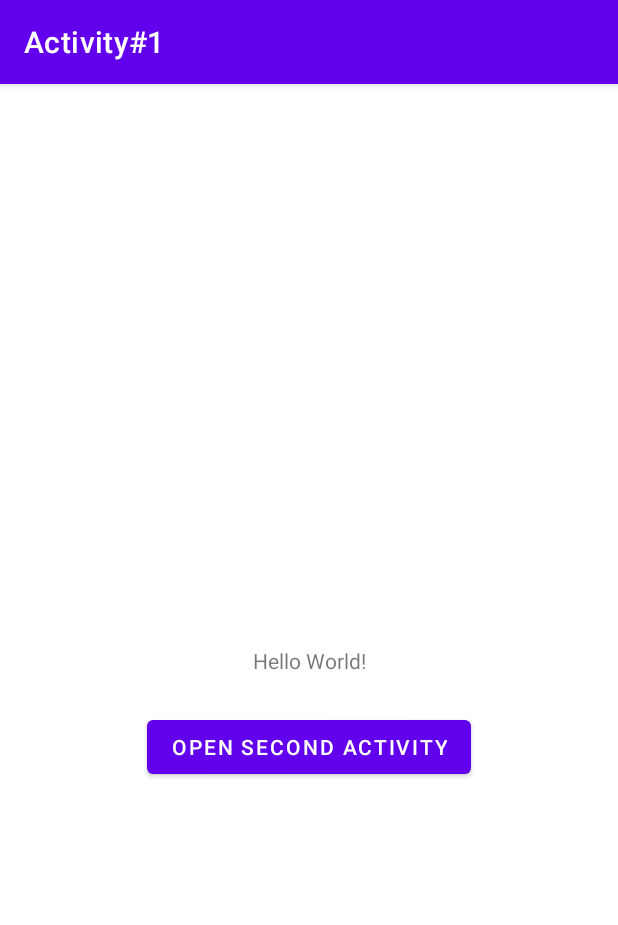
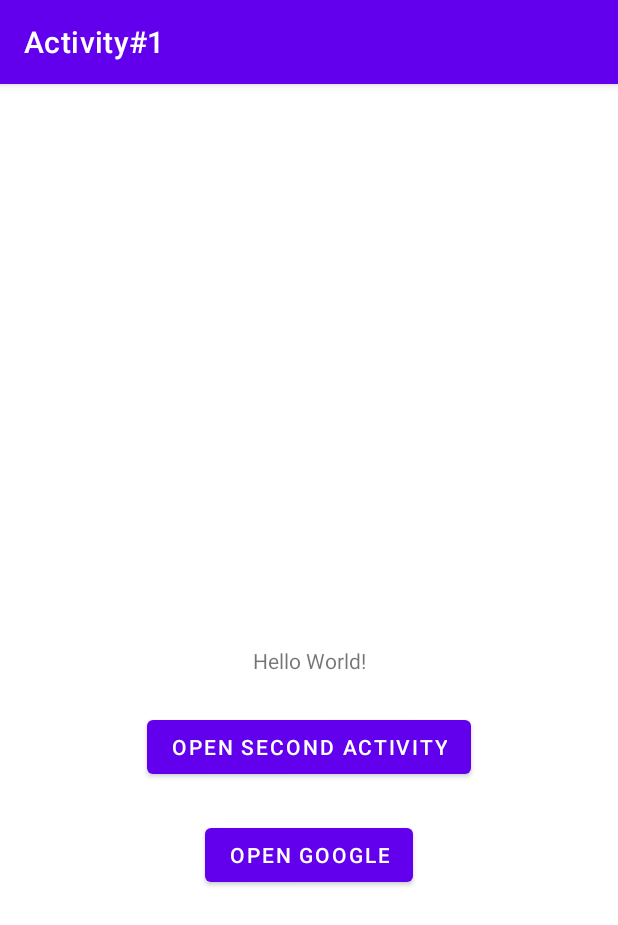
Before and after one commit to singularity-camp/Android-Activity, an Android app: the screen it shows after launch (MainActivity), on a phone screen of 412 x 824 dp. Shown: the top 925 px of the screen. Run offline under Robolectric (Android 15) with nearby library versions, the phone set to English and light mode, and no system bars.

```diff
--- a/app/build.gradle
+++ b/app/build.gradle
@@ -1,6 +1,7 @@
 plugins {
     id 'com.android.application'
     id 'org.jetbrains.kotlin.android'
+    id 'kotlin-parcelize'
 }
 
 android {
--- a/app/src/main/java/kz/singularity/activity1/MainActivity.kt
+++ b/app/src/main/java/kz/singularity/activity1/MainActivity.kt
@@ -4,6 +4,7 @@ import android.content.Intent
 import android.content.SharedPreferences
 import android.content.pm.ApplicationInfo
 import android.content.pm.PackageManager
+import android.net.Uri
 import androidx.appcompat.app.AppCompatActivity
 import android.os.Bundle
 import android.util.Log
@@ -17,22 +18,37 @@ class MainActivity : AppCompatActivity() {
     private val TAG = "MainActivity"
 
     lateinit var btnOpenSecond: Button
+    lateinit var btnOpenGoogle: Button
 
     override fun onCreate(savedInstanceState: Bundle?) {
         super.onCreate(savedInstanceState)
         setContentView(R.layout.activity_main)
         Log.d(TAG, "onCreate")
 
-        btnOpenSecond = findViewById(R.id.btn_open_second)
-        btnOpenSecond.setOnClickListener {
-            val intent = Intent(this, SecondActivity::class.java)
-            startActivity(intent)
-        }
+        initViews()
+        initClickListeners()
 
         contextExamples()
 
         this.applicationContext
         applicationContext
+    }
+
+    private fun initViews() {
+        btnOpenSecond = findViewById(R.id.btn_open_second)
+        btnOpenGoogle = findViewById(R.id.btn_open_google)
+    }
+
+    private fun initClickListeners() {
+        btnOpenSecond.setOnClickListener {
+            val intent = Intent(this, SecondActivity::class.java)
+            startActivity(intent)
+        }
+        btnOpenGoogle.setOnClickListener {
+            val address = Uri.parse("http://google.com")
+            val openLinkIntent = Intent(Intent.ACTION_VIEW, address)
+            startActivity(openLinkIntent)
+        }
     }
 
     private fun contextExamples() {
--- a/app/src/main/res/layout/activity_main.xml
+++ b/app/src/main/res/layout/activity_main.xml
@@ -26,4 +26,14 @@
         app:layout_constraintStart_toStartOf="parent"
         app:layout_constraintTop_toBottomOf="@id/tv_hello" />
 
+    <Button
+        android:id="@+id/btn_open_google"
+        android:layout_width="wrap_content"
+        android:layout_height="wrap_content"
+        android:layout_marginTop="24dp"
+        android:text="@string/open_google"
+        app:layout_constraintEnd_toEndOf="parent"
+        app:layout_constraintStart_toStartOf="parent"
+        app:layout_constraintTop_toBottomOf="@id/btn_open_second" />
+
 </androidx.constraintlayout.widget.ConstraintLayout>
--- a/app/src/main/res/values/strings.xml
+++ b/app/src/main/res/values/strings.xml
@@ -3,4 +3,6 @@
     <string name="open_second_activity">Open Second Activity</string>
     <string name="open_result">Open result</string>
     <string name="result_is">Ваш результат: %1$d</string>
+    <string name="reset">Reset</string>
+    <string name="open_google">Open Google</string>
 </resources>
```
Also changed, not shown: app/src/main/java/kz/singularity/activity1/FourthActivity.java (added, +15 -0 lines), app/src/main/java/kz/singularity/activity1/ParcelableUser.kt (added, +12 -0 lines), app/src/main/java/kz/singularity/activity1/SecondActivity.kt (+7 -4 lines), app/src/main/java/kz/singularity/activity1/SerializableUser.kt (added, +8 -0 lines), app/src/main/java/kz/singularity/activity1/ThirdActivity.kt (+12 -0 lines), app/src/main/res/layout/activity_third.xml (+8 -1 lines).
